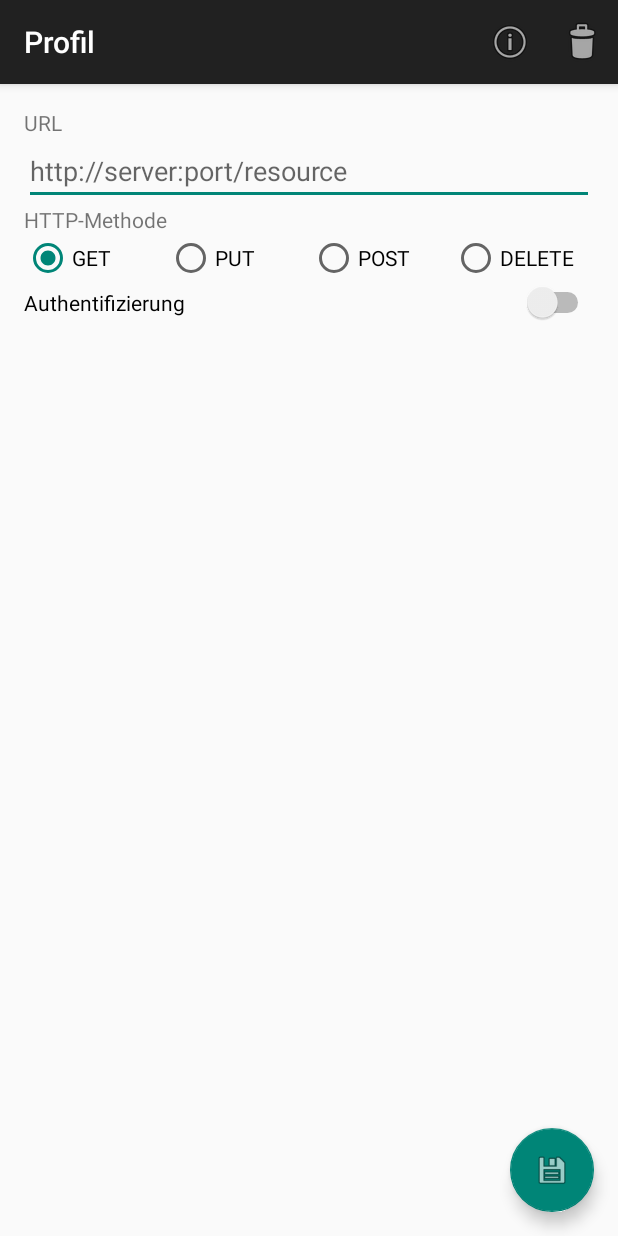
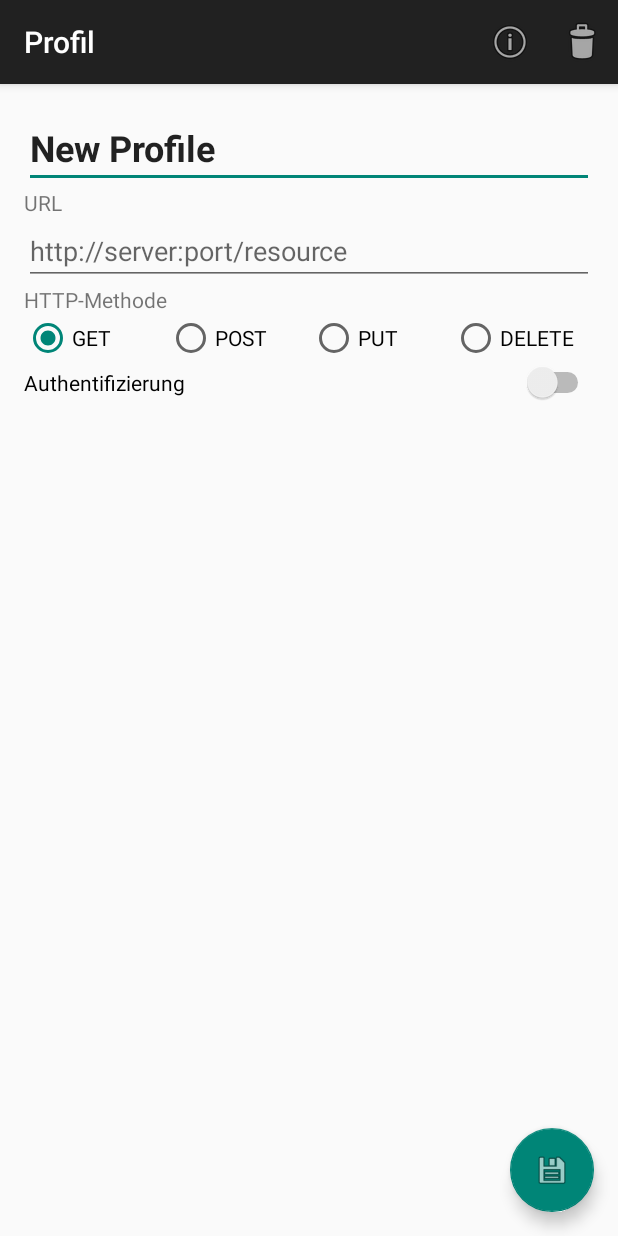
Before and after one commit to sebastiankutschbach/HTTPPlugin, an Android app: the HttpProfileActivity screen opened directly, with no data from a screen before it, on a phone screen of 412 x 824 dp. Run offline under Robolectric (Android 15) with nearby library versions, the phone set to English and light mode, and no system bars; our stand-ins replace Volley.

Commit message:
profile description is now editable

```diff
--- a/app/src/main/java/kutschi/de/httpplugin/HttpProfileActivity.java
+++ b/app/src/main/java/kutschi/de/httpplugin/HttpProfileActivity.java
@@ -33,6 +33,7 @@ public class HttpProfileActivity extends AppCompatActivity {
     private String id;
     private Profile profile;
 
+    private EditText descriptionText;
     private EditText urlText;
 
     private RadioGroup methodGroup;
@@ -81,6 +82,7 @@ public class HttpProfileActivity extends AppCompatActivity {
         floatingActionButton.setOnClickListener(new View.OnClickListener() {
             @Override
             public void onClick(View v) {
+                profile.setDescription(descriptionText.getText().toString());
                 profile.setUrl(urlText.getText().toString());
                 for (int idx = 0; idx < 4; idx++) {
                     if (((RadioButton) methodGroup.getChildAt(idx)).isChecked()) {
@@ -158,6 +160,9 @@ public class HttpProfileActivity extends AppCompatActivity {
     }
 
     private void findViewsByIdAndRestoreValues(Profile profile) {
+        descriptionText = (EditText) findViewById(R.id.txtDescription);
+        descriptionText.setText(profile.getDescription());
+
         urlText = (EditText) findViewById(R.id.txtUrl);
         urlText.setText(profile.getUrl());
 
--- a/app/src/main/res/layout/activity_profile.xml
+++ b/app/src/main/res/layout/activity_profile.xml
@@ -13,6 +13,13 @@
         android:paddingRight="@dimen/activity_horizontal_margin"
         android:paddingTop="@dimen/activity_vertical_margin"
         android:weightSum="1">
+
+        <EditText
+            android:id="@+id/txtDescription"
+            android:layout_width="match_parent"
+            android:layout_height="wrap_content"
+            android:textSize="24dp"
+            android:textStyle="bold" />
 
         <TextView
             android:id="@+id/urlTextView"
@@ -49,18 +56,18 @@
                 android:text="@string/radioButtonGet" />
 
             <RadioButton
+                android:id="@+id/rbPost"
+                android:layout_width="match_parent"
+                android:layout_height="wrap_content"
+                android:layout_weight="1"
+                android:text="@string/radioButtonPost" />
+
+            <RadioButton
                 android:id="@+id/rbPut"
                 android:layout_width="match_parent"
                 android:layout_height="wrap_content"
                 android:layout_weight="1"
                 android:text="@string/radioButtonPut" />
-
-            <RadioButton
-                android:id="@+id/rbPost"
-                android:layout_width="match_parent"
-                android:layout_height="wrap_content"
-                android:layout_weight="1"
-                android:text="@string/radioButtonPost" />
 
             <RadioButton
                 android:id="@+id/rbDelete"
```
